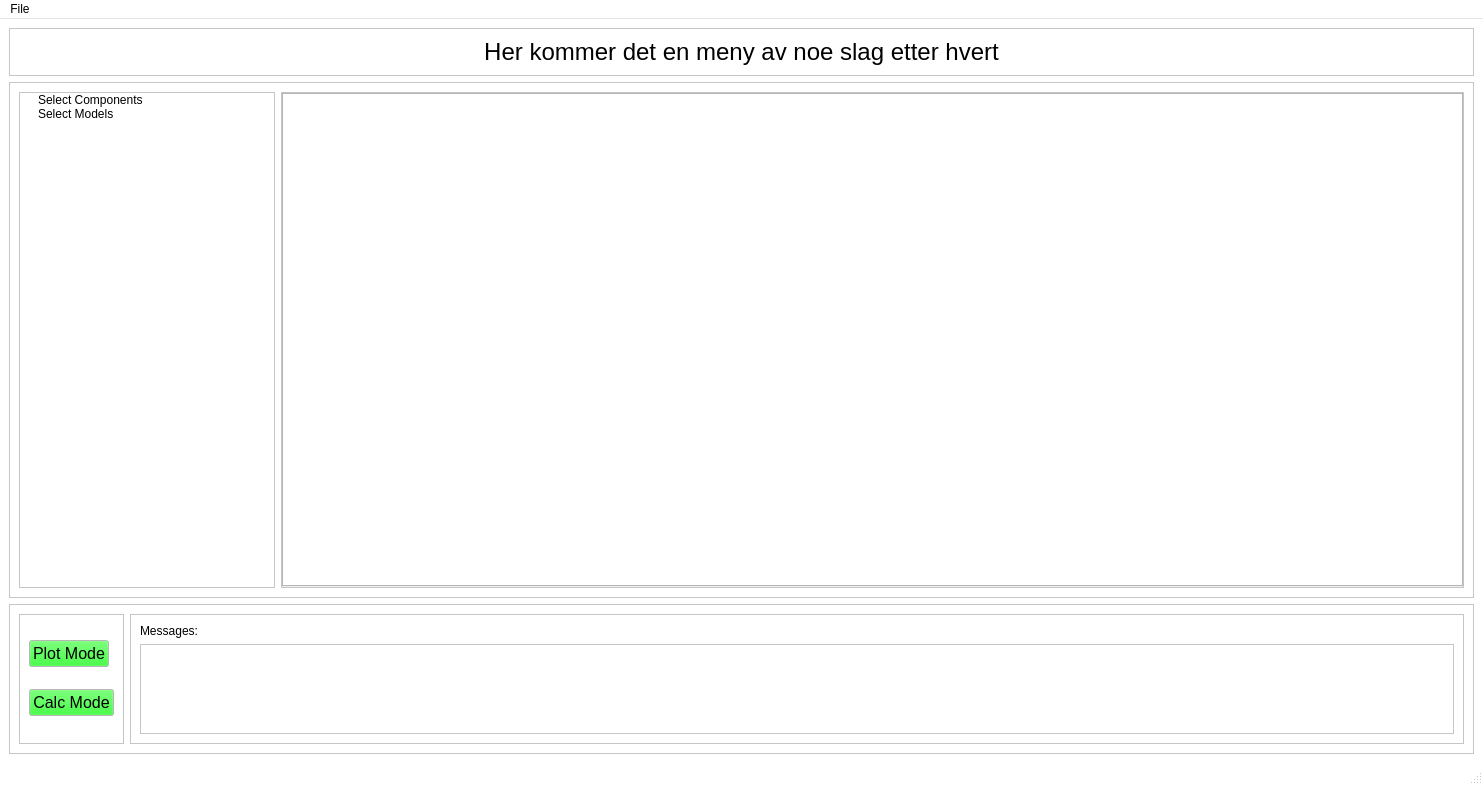
First picture: the form in addon/pycThermopack/pyctp/gui/main_layout.ui, repository thermotools/thermopack, before the edit.
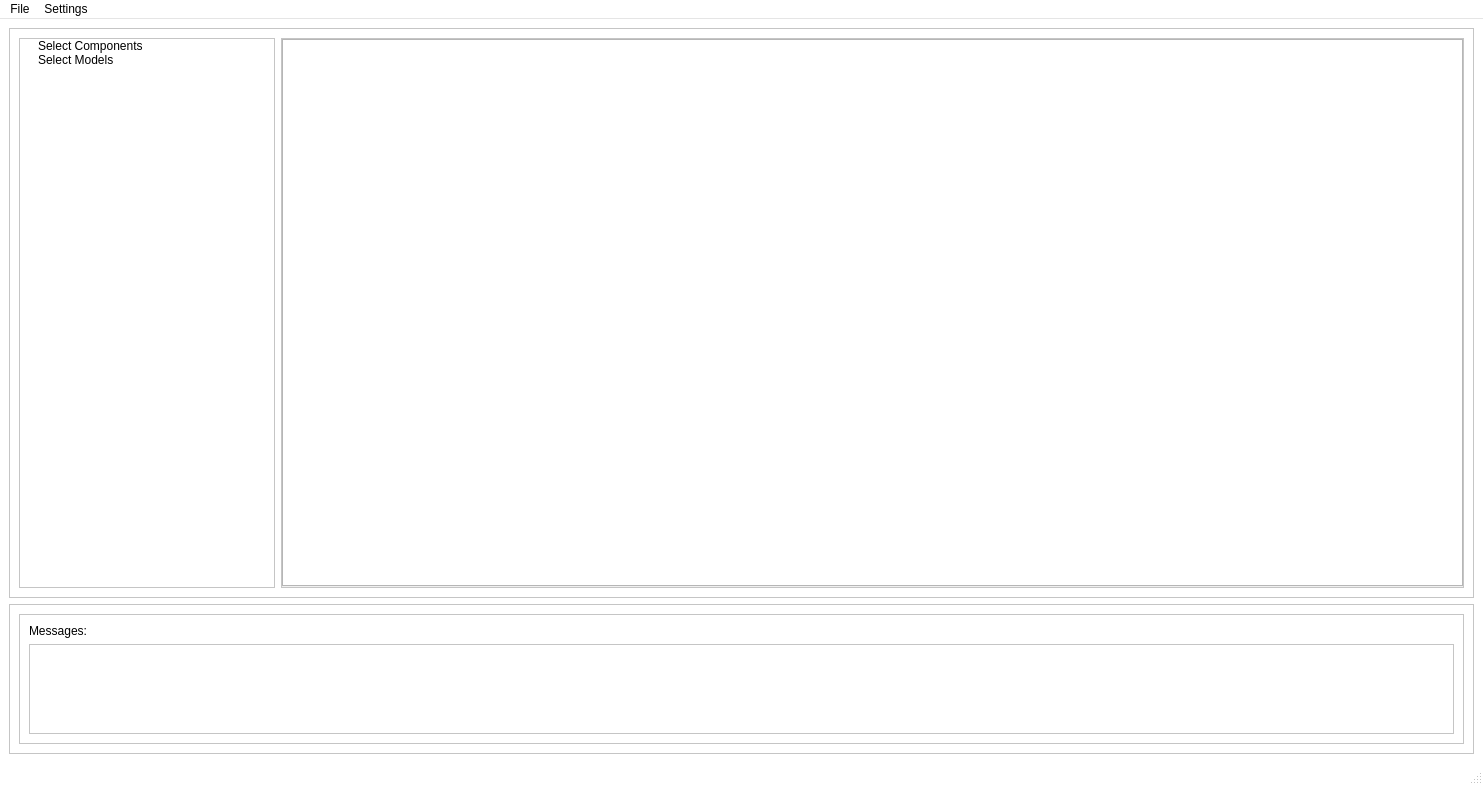
Second picture: the form after the edit.

Commit message: Add toolbar menu to frontpage + load option for json files

```diff
--- a/addon/pycThermopack/pyctp/gui/main_layout.ui
+++ b/addon/pycThermopack/pyctp/gui/main_layout.ui
@@ -469,64 +469,6 @@
   </property>
   <widget class="QWidget" name="centralwidget">
    <layout class="QVBoxLayout" name="verticalLayout_2">
-    <item>
-     <widget class="QFrame" name="frame">
-      <property name="sizePolicy">
-       <sizepolicy hsizetype="Preferred" vsizetype="Preferred">
-        <horstretch>0</horstretch>
-        <verstretch>0</verstretch>
-       </sizepolicy>
-      </property>
-      <property name="maximumSize">
-       <size>
-        <width>16777215</width>
-        <height>100</height>
-       </size>
-      </property>
-      <property name="frameShape">
-       <enum>QFrame::StyledPanel</enum>
-      </property>
-      <property name="frameShadow">
-       <enum>QFrame::Raised</enum>
-      </property>
-      <layout class="QVBoxLayout" name="verticalLayout">
-       <item>
-        <widget class="QLabel" name="temporary_title_menu">
-         <property name="sizePolicy">
-          <sizepolicy hsizetype="Expanding" vsizetype="Preferred">
-           <horstretch>0</horstretch>
-           <verstretch>0</verstretch>
-          </sizepolicy>
-         </property>
-         <property name="font">
-          <font>
-           <family>Microsoft Sans Serif</family>
-           <pointsize>18</pointsize>
-           <weight>50</weight>
-           <bold>false</bold>
-           <underline>false</underline>
-          </font>
-         </property>
-         <property name="text">
-          <string>Her kommer det en meny av noe slag etter hvert</string>
-         </property>
-         <property name="textFormat">
-          <enum>Qt::AutoText</enum>
-         </property>
-         <property name="scaledContents">
-          <bool>false</bool>
-         </property>
-         <property name="alignment">
-          <set>Qt::AlignCenter</set>
-         </property>
-         <property name="wordWrap">
-          <bool>false</bool>
-         </property>
-        </widget>
-       </item>
-      </layout>
-     </widget>
-    </item>
     <item>
      <widget class="QFrame" name="frame_2">
       <property name="sizePolicy">
@@ -679,111 +621,6 @@
        <enum>QFrame::Raised</enum>
       </property>
       <layout class="QHBoxLayout" name="horizontalLayout_3">
-       <item>
-        <widget class="QFrame" name="frame_6">
-         <property name="palette">
-          <palette>
-           <active>
-            <colorrole role="Button">
-             <brush brushstyle="SolidPattern">
-              <color alpha="255">
-               <red>0</red>
-               <green>255</green>
-               <blue>0</blue>
-              </color>
-             </brush>
-            </colorrole>
-           </active>
-           <inactive>
-            <colorrole role="Button">
-             <brush brushstyle="SolidPattern">
-              <color alpha="255">
-               <red>0</red>
-               <green>255</green>
-               <blue>0</blue>
-              </color>
-             </brush>
-            </colorrole>
-           </inactive>
-           <disabled>
-            <colorrole role="Button">
-             <brush brushstyle="SolidPattern">
-              <color alpha="255">
-               <red>0</red>
-               <green>255</green>
-               <blue>0</blue>
-              </color>
-             </brush>
-            </colorrole>
-           </disabled>
-          </palette>
-         </property>
-         <property name="frameShape">
-          <enum>QFrame::StyledPanel</enum>
-         </property>
-         <property name="frameShadow">
-          <enum>QFrame::Raised</enum>
-         </property>
-         <layout class="QVBoxLayout" name="verticalLayout_3">
-          <item>
-           <widget class="QPushButton" name="plot_mode_btn">
-            <property name="sizePolicy">
-             <sizepolicy hsizetype="Fixed" vsizetype="Fixed">
-              <horstretch>0</horstretch>
-              <verstretch>0</verstretch>
-             </sizepolicy>
-            </property>
-            <property name="font">
-             <font>
-              <pointsize>12</pointsize>
-              <weight>50</weight>
-              <italic>false</italic>
-              <bold>false</bold>
-             </font>
-            </property>
-            <property name="layoutDirection">
-             <enum>Qt::LeftToRight</enum>
-            </property>
-            <property name="styleSheet">
-             <string notr="true">padding: &quot;5px&quot;;
-padding-left: &quot;10px&quot;;</string>
-            </property>
-            <property name="text">
-             <string>Plot Mode</string>
-            </property>
-           </widget>
-          </item>
-          <item>
-           <widget class="QPushButton" name="calc_mode_btn">
-            <property name="sizePolicy">
-             <sizepolicy hsizetype="Fixed" vsizetype="Fixed">
-              <horstretch>0</horstretch>
-              <verstretch>0</verstretch>
-             </sizepolicy>
-            </property>
-            <property name="font">
-             <font>
-              <pointsize>12</pointsize>
-              <weight>50</weight>
-              <italic>false</italic>
-              <bold>false</bold>
-             </font>
-            </property>
-            <property name="layoutDirection">
-             <enum>Qt::LeftToRight</enum>
-            </property>
-            <property name="styleSheet">
-             <string notr="true">padding: &quot;5px&quot;;
-padding-left: &quot;10px&quot;;</string>
-            </property>
-            <property name="text">
-             <string>Calc Mode</string>
-            </property>
-           </widget>
-          </item>
-         </layout>
-        </widget>
-       </item>
        <item>
         <widget class="QFrame" name="frame_7">
          <property name="frameShape">
@@ -830,7 +667,14 @@
     <addaction name="separator"/>
     <addaction name="action_quit"/>
    </widget>
+   <widget class="QMenu" name="menuSettings">
+    <property name="title">
+     <string>Settings</string>
+    </property>
+    <addaction name="action_units"/>
+   </widget>
    <addaction name="menu_file"/>
+   <addaction name="menuSettings"/>
   </widget>
   <widget class="QStatusBar" name="statusbar"/>
   <action name="action_save">
```
Left out of the diff: 5 changed lines with no effect on the pictures. The commit also changes 5 other files.
